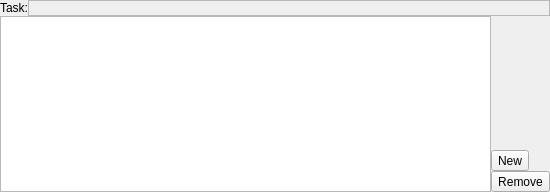
The window that src/libs/ui/RelationEditorDialog.ui (KDE/calligraplan) describes before a commit, drawn with Qt 5.
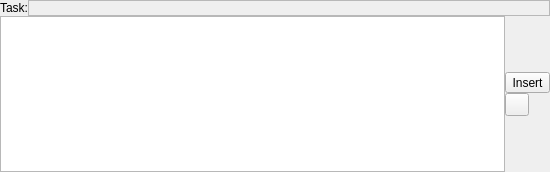
The same window after the commit. Icons and pictures are not drawn.

Commit message:
RelationEditorDialog: Handle deletion properly and enable/disable Insert btn
Also add shortcuts

The edit to the form file:
```diff
--- a/src/libs/ui/RelationEditorDialog.ui
+++ b/src/libs/ui/RelationEditorDialog.ui
@@ -7,7 +7,7 @@
     <x>0</x>
     <y>0</y>
     <width>550</width>
-    <height>192</height>
+    <height>172</height>
    </rect>
   </property>
   <property name="windowTitle">
@@ -128,7 +128,7 @@
           <item>
            <widget class="QToolButton" name="addBtn">
             <property name="text">
-             <string comment="New task dependency">New</string>
+             <string comment="Insert task dependency">Insert</string>
             </property>
             <property name="icon">
              <iconset theme="list-add">
@@ -139,7 +139,7 @@
           <item>
            <widget class="QToolButton" name="removeBtn">
             <property name="text">
-             <string comment="Remove selected dependencies">Remove</string>
+             <string/>
             </property>
             <property name="icon">
              <iconset theme="list-remove">
@@ -147,6 +147,19 @@
             </property>
            </widget>
           </item>
+          <item>
+           <spacer name="verticalSpacer_2">
+            <property name="orientation">
+             <enum>Qt::Vertical</enum>
+            </property>
+            <property name="sizeHint" stdset="0">
+             <size>
+              <width>20</width>
+              <height>40</height>
+             </size>
+            </property>
+           </spacer>
+          </item>
          </layout>
         </item>
        </layout>
```
Left out of the diff: 3 changed lines with no effect on the pictures. The commit also changes 2 other files.
